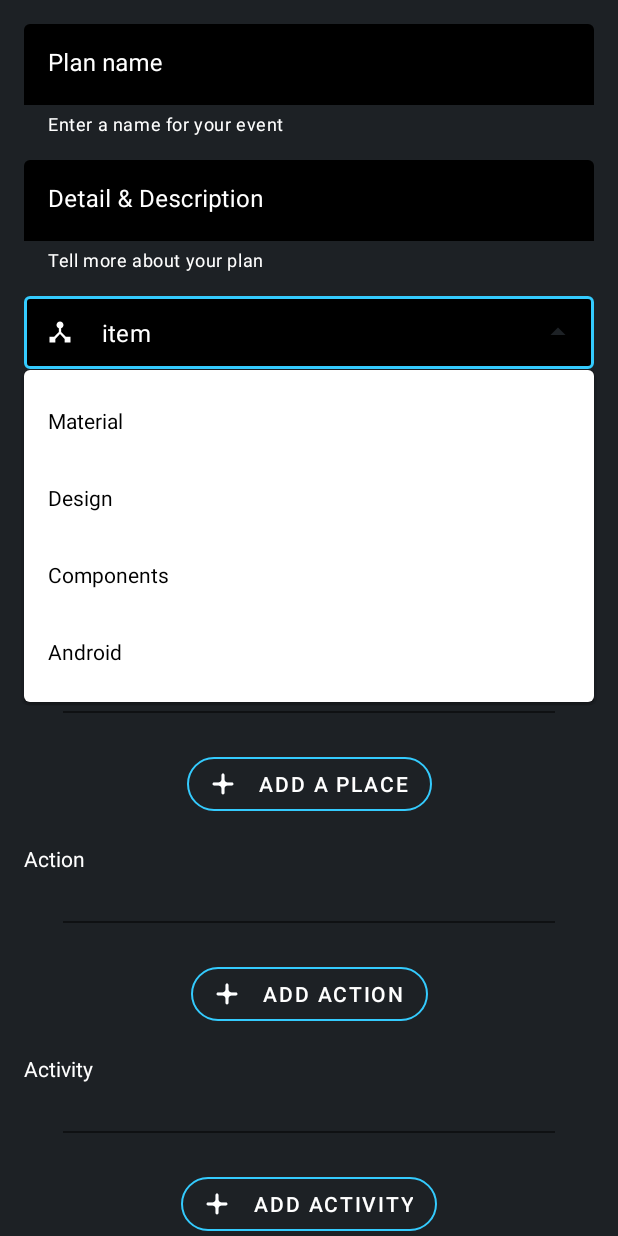
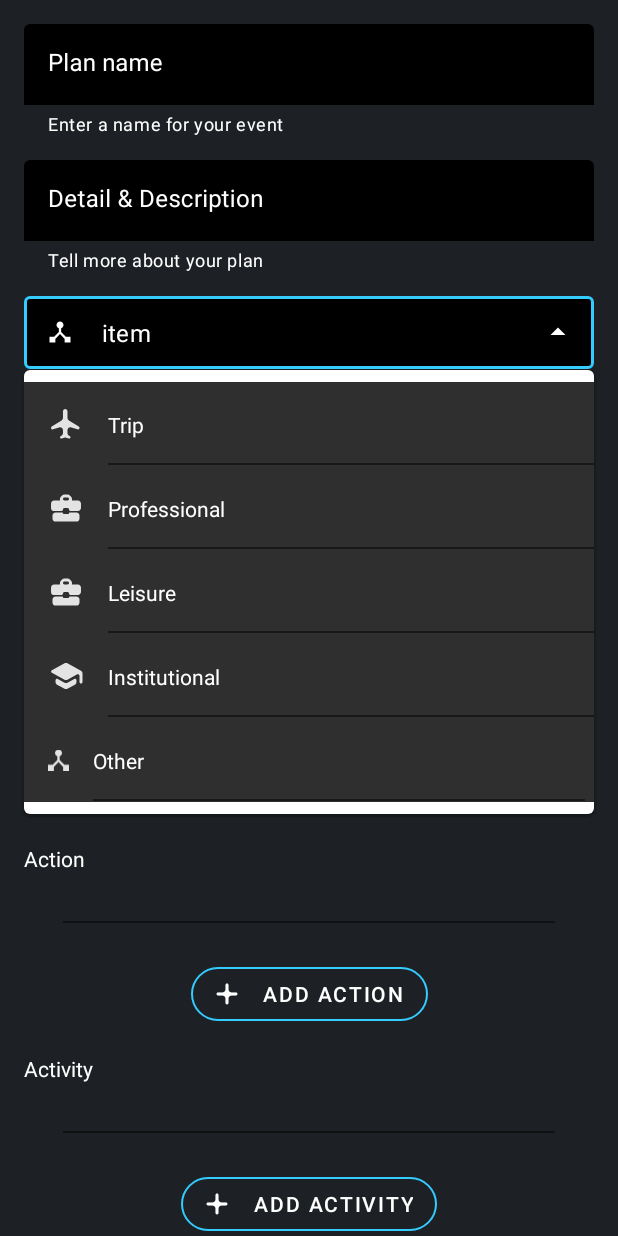
Before and after one commit to vimalbosamiya/People10-Tech-Batanks-Android, an Android app: the fragment PublicPlanFragment shown on its own in the app's theme, after a tap on an icon or button, on a phone screen of 412 x 824 dp. Run offline under Robolectric (Android 15) with nearby library versions, the phone set to English and light mode, and no system bars.

Commit message:
Custom spinner adapter for category

```diff
--- a/app/src/main/AndroidManifest.xml
+++ b/app/src/main/AndroidManifest.xml
@@ -37,6 +37,5 @@
                 <category android:name="android.intent.category.LAUNCHER" />
             </intent-filter>
         </activity>
-
     </application>
 </manifest>
--- /dev/null
+++ b/app/src/main/java/com/batanks/newplan/home/fragment/spinner/CustomArrayAdapter.kt
@@ -0,0 +1,33 @@
+package com.batanks.newplan.home.fragment.spinner
+
+import android.content.Context
+import android.view.LayoutInflater
+import android.view.View
+import android.view.ViewGroup
+import android.widget.ArrayAdapter
+import com.batanks.newplan.R
+import kotlinx.android.synthetic.main.custom_spinner_adater_item.view.*
+
+class CustomArrayAdapter(private val mContext: Context, private val modelList: List<SpinnerModel>)
+    : ArrayAdapter<SpinnerModel>(mContext, 0, modelList) {
+
+    override fun getView(position: Int, convertView: View?, parent: ViewGroup): View {
+        return createItemView(position, convertView, parent)
+    }
+
+    override fun getDropDownView(position: Int, convertView: View?, parent: ViewGroup): View {
+        return createItemView(position, convertView, parent)
+    }
+
+    private fun createItemView(position: Int, convertView: View?, parent: ViewGroup): View {
+
+        val model = getItem(position)
+        val view = convertView
+                ?: LayoutInflater.from(parent.context).inflate(R.layout.custom_spinner_adater_item, parent, false)
+
+        model?.id?.let { view.categoryIcon.setImageResource(it) }
+        view.categoryTitle.text = model?.title
+
+        return view
+    }
+}
--- /dev/null
+++ b/app/src/main/java/com/batanks/newplan/home/fragment/spinner/SpinnerModel.kt
@@ -0,0 +1,3 @@
+package com.batanks.newplan.home.fragment.spinner
+
+data class SpinnerModel(val title: String, val id: Int)
--- a/app/src/main/java/com/batanks/newplan/home/fragment/tabfragment/PublicPlanFragment.kt
+++ b/app/src/main/java/com/batanks/newplan/home/fragment/tabfragment/PublicPlanFragment.kt
@@ -4,10 +4,11 @@ import android.os.Bundle
 import android.view.LayoutInflater
 import android.view.View
 import android.view.ViewGroup
-import android.widget.ArrayAdapter
 import android.widget.AutoCompleteTextView
 import androidx.fragment.app.Fragment
 import com.batanks.newplan.R
+import com.batanks.newplan.home.fragment.spinner.CustomArrayAdapter
+import com.batanks.newplan.home.fragment.spinner.SpinnerModel
 import kotlinx.android.synthetic.main.fragment_public_new_plan.*
 
 class PublicPlanFragment : Fragment() {
@@ -23,8 +24,16 @@ class PublicPlanFragment : Fragment() {
     override fun onViewCreated(view: View, savedInstanceState: Bundle?) {
         super.onViewCreated(view, savedInstanceState)
 
-        val items = listOf("Material", "Design", "Components", "Android")
-        val adapter = ArrayAdapter(requireContext(), R.layout.auto_complete_text_view, items)
-        (categoryTextField.editText as? AutoCompleteTextView)?.setAdapter(adapter)
+        populateCategory()
+    }
+
+    private fun populateCategory() {
+        val customSpinner = CustomArrayAdapter(requireContext(), listOf(
+                SpinnerModel("Trip", R.drawable.ic_category_trip),
+                SpinnerModel("Professional", R.drawable.ic_category_professional),
+                SpinnerModel("Leisure", R.drawable.ic_category_leisure),
+                SpinnerModel("Institutional", R.drawable.ic_category_institutional),
+                SpinnerModel("Other", R.drawable.ic_category_others)))
+        (categoryTextField.editText as? AutoCompleteTextView)?.setAdapter(customSpinner)
     }
 }
--- /dev/null
+++ b/app/src/main/res/drawable/ic_category_institutional.xml
@@ -0,0 +1,10 @@
+<vector xmlns:android="http://schemas.android.com/apk/res/android"
+    android:width="24dp"
+    android:height="24dp"
+    android:viewportWidth="24"
+    android:viewportHeight="24">
+    <path
+        android:fillAlpha="0.87"
+        android:fillColor="#ffffff"
+        android:pathData="M11.0433,3.5211C11.6397,3.1962 12.3603,3.1962 12.9567,3.5211L21.9723,8.4317C22.6154,8.782 23.0156,9.4558 23.0156,10.1881V16.0078C23.0156,16.5644 22.5644,17.0156 22.0078,17.0156C21.4512,17.0156 21,16.5644 21,16.0078V11.7648C21,11.0052 20.1866,10.523 19.5202,10.8874L12.9577,14.4763C12.3608,14.8027 11.6389,14.8033 11.0414,14.4779L2.5967,9.8782C1.9011,9.4993 1.9011,8.5007 2.5967,8.1218L11.0433,3.5211ZM5.0156,14.8636C5.0156,14.1029 5.8313,13.6208 6.4978,13.9876L11.0357,16.4849C11.6361,16.8154 12.3639,16.8154 12.9643,16.4849L17.5022,13.9876C18.1687,13.6208 18.9844,14.1029 18.9844,14.8636V16.0139C18.9844,16.7468 18.5835,17.421 17.9396,17.7711L12.9552,20.4807C12.3596,20.8045 11.6404,20.8045 11.0448,20.4807L6.0604,17.7711C5.4165,17.421 5.0156,16.7468 5.0156,16.0139V14.8636Z" />
+</vector>
--- /dev/null
+++ b/app/src/main/res/drawable/ic_category_leisure.xml
@@ -0,0 +1,10 @@
+<vector xmlns:android="http://schemas.android.com/apk/res/android"
+    android:width="24dp"
+    android:height="24dp"
+    android:viewportWidth="24"
+    android:viewportHeight="24">
+    <path
+        android:fillAlpha="0.87"
+        android:fillColor="#ffffff"
+        android:pathData="M13.0312,6.9844C13.5749,6.9844 14.0156,6.5437 14.0156,6C14.0156,5.4563 13.5749,5.0156 13.0312,5.0156H10.9688C10.4251,5.0156 9.9844,5.4563 9.9844,6C9.9844,6.5437 10.4251,6.9844 10.9688,6.9844H13.0312ZM20.0156,6.9844C20.5469,6.9844 21,7.1875 21.375,7.5938C21.7812,8 21.9844,8.4688 21.9844,9V12C21.9844,12.5312 21.7812,13 21.375,13.4062C21,13.8125 20.5469,14.0156 20.0156,14.0156H15.0234C14.4668,14.0156 14.0156,13.5644 14.0156,13.0078C14.0156,12.4512 13.5644,12 13.0078,12H10.9922C10.4356,12 9.9844,12.4512 9.9844,13.0078C9.9844,13.5644 9.5332,14.0156 8.9766,14.0156H3.9844C3.4219,14.0156 2.9531,13.8281 2.5781,13.4531C2.2031,13.0469 2.0156,12.5625 2.0156,12V9C2.0156,8.4688 2.2031,8 2.5781,7.5938C2.9844,7.1875 3.4531,6.9844 3.9844,6.9844H7.9688V5.844C7.9688,5.3136 8.1795,4.8049 8.5545,4.4298L9.3986,3.5858C9.7737,3.2107 10.2824,3 10.8128,3H13.1403C13.6708,3 14.1795,3.2107 14.5545,3.5858L15.3986,4.4298C15.7737,4.8049 15.9844,5.3136 15.9844,5.844V6.9844H20.0156ZM9.9844,15.4922C9.9844,15.764 10.2047,15.9844 10.4766,15.9844H13.5234C13.7953,15.9844 14.0156,15.764 14.0156,15.4922C14.0156,15.2204 14.236,15 14.5078,15H19C20.1046,15 21,15.8954 21,17V18.9844C21,19.5469 20.7969,20.0312 20.3906,20.4375C20.0156,20.8125 19.5469,21 18.9844,21H5.0156C4.4531,21 3.9688,20.8125 3.5625,20.4375C3.1875,20.0312 3,19.5469 3,18.9844V17C3,15.8954 3.8954,15 5,15H9.4922C9.764,15 9.9844,15.2204 9.9844,15.4922Z" />
+</vector>
--- /dev/null
+++ b/app/src/main/res/drawable/ic_category_others.xml
@@ -0,0 +1,10 @@
+<vector xmlns:android="http://schemas.android.com/apk/res/android"
+    android:width="14dp"
+    android:height="14dp"
+    android:viewportWidth="14"
+    android:viewportHeight="14">
+  <path
+      android:pathData="M10.901,10.099H14V14H10.099V11.6302L7,8.349L3.901,11.6302V14H0V10.099H3.099L6.2344,7V4.5208C5.7726,4.3507 5.3958,4.0712 5.1042,3.6823C4.8125,3.2934 4.6667,2.8438 4.6667,2.3333C4.6667,1.7014 4.8976,1.1545 5.3594,0.6927C5.8212,0.2309 6.3681,0 7,0C7.6319,0 8.1788,0.2309 8.6406,0.6927C9.1024,1.1545 9.3333,1.7014 9.3333,2.3333C9.3333,2.8438 9.1875,3.2934 8.8958,3.6823C8.6042,4.0712 8.2274,4.3507 7.7656,4.5208V7L10.901,10.099Z"
+      android:fillColor="#ffffff"
+      android:fillAlpha="0.87"/>
+</vector>
--- /dev/null
+++ b/app/src/main/res/drawable/ic_category_professional.xml
@@ -0,0 +1,10 @@
+<vector xmlns:android="http://schemas.android.com/apk/res/android"
+    android:width="24dp"
+    android:height="24dp"
+    android:viewportWidth="24"
+    android:viewportHeight="24">
+    <path
+        android:fillAlpha="0.87"
+        android:fillColor="#ffffff"
+        android:pathData="M13.0312,6.9844C13.5749,6.9844 14.0156,6.5437 14.0156,6C14.0156,5.4563 13.5749,5.0156 13.0312,5.0156H10.9688C10.4251,5.0156 9.9844,5.4563 9.9844,6C9.9844,6.5437 10.4251,6.9844 10.9688,6.9844H13.0312ZM20.0156,6.9844C20.5469,6.9844 21,7.1875 21.375,7.5938C21.7812,8 21.9844,8.4688 21.9844,9V12C21.9844,12.5312 21.7812,13 21.375,13.4062C21,13.8125 20.5469,14.0156 20.0156,14.0156H15.0234C14.4668,14.0156 14.0156,13.5644 14.0156,13.0078C14.0156,12.4512 13.5644,12 13.0078,12H10.9922C10.4356,12 9.9844,12.4512 9.9844,13.0078C9.9844,13.5644 9.5332,14.0156 8.9766,14.0156H3.9844C3.4219,14.0156 2.9531,13.8281 2.5781,13.4531C2.2031,13.0469 2.0156,12.5625 2.0156,12V9C2.0156,8.4688 2.2031,8 2.5781,7.5938C2.9844,7.1875 3.4531,6.9844 3.9844,6.9844H7.9688V5.844C7.9688,5.3136 8.1795,4.8049 8.5545,4.4298L9.3986,3.5858C9.7737,3.2107 10.2824,3 10.8128,3H13.1403C13.6708,3 14.1795,3.2107 14.5545,3.5858L15.3986,4.4298C15.7737,4.8049 15.9844,5.3136 15.9844,5.844V6.9844H20.0156ZM9.9844,15.4922C9.9844,15.764 10.2047,15.9844 10.4766,15.9844H13.5234C13.7953,15.9844 14.0156,15.764 14.0156,15.4922C14.0156,15.2204 14.236,15 14.5078,15H19C20.1046,15 21,15.8954 21,17V18.9844C21,19.5469 20.7969,20.0312 20.3906,20.4375C20.0156,20.8125 19.5469,21 18.9844,21H5.0156C4.4531,21 3.9688,20.8125 3.5625,20.4375C3.1875,20.0312 3,19.5469 3,18.9844V17C3,15.8954 3.8954,15 5,15H9.4922C9.764,15 9.9844,15.2204 9.9844,15.4922Z" />
+</vector>
--- /dev/null
+++ b/app/src/main/res/drawable/ic_category_trip.xml
@@ -0,0 +1,10 @@
+<vector xmlns:android="http://schemas.android.com/apk/res/android"
+    android:width="24dp"
+    android:height="24dp"
+    android:viewportWidth="24"
+    android:viewportHeight="24">
+    <path
+        android:fillAlpha="0.87"
+        android:fillColor="#ffffff"
+        android:pathData="M21,14.5863C21,15.2804 20.3276,15.776 19.6646,15.5705L15.5765,14.3034C14.2895,13.9045 12.9844,14.8664 12.9844,16.2137V17.9797C12.9844,18.6118 13.2832,19.2068 13.7904,19.5842L14.668,20.2373C14.8769,20.3928 15,20.6378 15,20.8982C15,21.4437 14.4794,21.8386 13.9541,21.6915L12.0273,21.152C11.6723,21.0526 11.2967,21.0533 10.942,21.1539L9.0656,21.6864C8.5391,21.8358 8.0156,21.4403 8.0156,20.8929C8.0156,20.6355 8.1358,20.3928 8.3406,20.2368L9.1965,19.5847C9.693,19.2064 9.9844,18.618 9.9844,17.9938V16.2185C9.9844,14.8698 8.6767,13.9077 7.3891,14.3091L3.3522,15.5677C2.6891,15.7744 2.0156,15.279 2.0156,14.5844C2.0156,14.2304 2.1974,13.9012 2.497,13.7127L9.0497,9.5883C9.6314,9.2221 9.9844,8.583 9.9844,7.8956V3.5156C9.9844,3.1094 10.125,2.7656 10.4062,2.4844C10.7188,2.1719 11.0781,2.0156 11.4844,2.0156C11.8906,2.0156 12.2344,2.1719 12.5156,2.4844C12.8281,2.7656 12.9844,3.1094 12.9844,3.5156V7.8922C12.9844,8.5814 13.3392,9.222 13.9235,9.5876L20.5162,13.7129C20.8172,13.9012 21,14.2313 21,14.5863Z" />
+</vector>
--- a/app/src/main/res/drawable/ic_divider.xml
+++ b/app/src/main/res/drawable/ic_divider.xml
@@ -3,8 +3,8 @@
     android:height="1dp"
     android:viewportWidth="328"
     android:viewportHeight="1">
-  <path
-      android:pathData="M0,0h328v1h-328z"
-      android:fillColor="#000000"
-      android:fillAlpha="0.48"/>
+    <path
+        android:fillAlpha="0.48"
+        android:fillColor="#000000"
+        android:pathData="M0,0h328v1h-328z" />
 </vector>
--- /dev/null
+++ b/app/src/main/res/layout/custom_spinner_adater_item.xml
@@ -0,0 +1,38 @@
+<?xml version="1.0" encoding="utf-8"?>
+<androidx.constraintlayout.widget.ConstraintLayout xmlns:android="http://schemas.android.com/apk/res/android"
+    xmlns:app="http://schemas.android.com/apk/res-auto"
+    android:layout_width="match_parent"
+    android:layout_height="56dp"
+    android:background="#2F2F2F">
+
+    <androidx.appcompat.widget.AppCompatImageView
+        android:id="@+id/categoryIcon"
+        android:layout_width="wrap_content"
+        android:layout_height="match_parent"
+        android:layout_marginStart="16dp"
+        android:src="@drawable/ic_map_place"
+        app:layout_constraintBottom_toBottomOf="parent"
+        app:layout_constraintLeft_toLeftOf="parent"
+        app:layout_constraintTop_toTopOf="parent" />
+
+    <com.google.android.material.textview.MaterialTextView
+        android:id="@+id/categoryTitle"
+        android:layout_width="wrap_content"
+        android:layout_height="wrap_content"
+        android:layout_marginStart="16dp"
+        android:gravity="center_vertical"
+        android:text="TextView"
+        app:layout_constraintBottom_toBottomOf="parent"
+        app:layout_constraintLeft_toRightOf="@+id/categoryIcon"
+        app:layout_constraintTop_toTopOf="parent" />
+
+    <androidx.appcompat.widget.AppCompatImageView
+        android:id="@+id/categoryDivider"
+        android:layout_width="wrap_content"
+        android:layout_height="3dp"
+        android:layout_marginEnd="16dp"
+        android:src="@drawable/ic_divider"
+        app:layout_constraintBottom_toBottomOf="parent"
+        app:layout_constraintRight_toRightOf="parent"
+        app:layout_constraintStart_toStartOf="@+id/categoryTitle" />
+</androidx.constraintlayout.widget.ConstraintLayout>
--- a/app/src/main/res/layout/fragment_public_new_plan.xml
+++ b/app/src/main/res/layout/fragment_public_new_plan.xml
@@ -92,6 +92,7 @@
             app:boxBackgroundColor="#000000"
             app:boxStrokeColor="#34CBFE"
             app:endIconMode="dropdown_menu"
+            app:endIconTint="@color/colorWhite"
             app:helperText="Enter a category of your event"
             app:helperTextEnabled="true"
             app:helperTextTextColor="#ffffff"
@@ -106,7 +107,7 @@
                 android:layout_width="match_parent"
                 android:layout_height="wrap_content"
                 android:layout_gravity="center_vertical"
-                android:editable="true"
+                android:editable="false"
                 android:gravity="center_vertical"
                 android:inputType="none"
                 android:text="item" />
```
Also changed, not shown: 1 other file.
